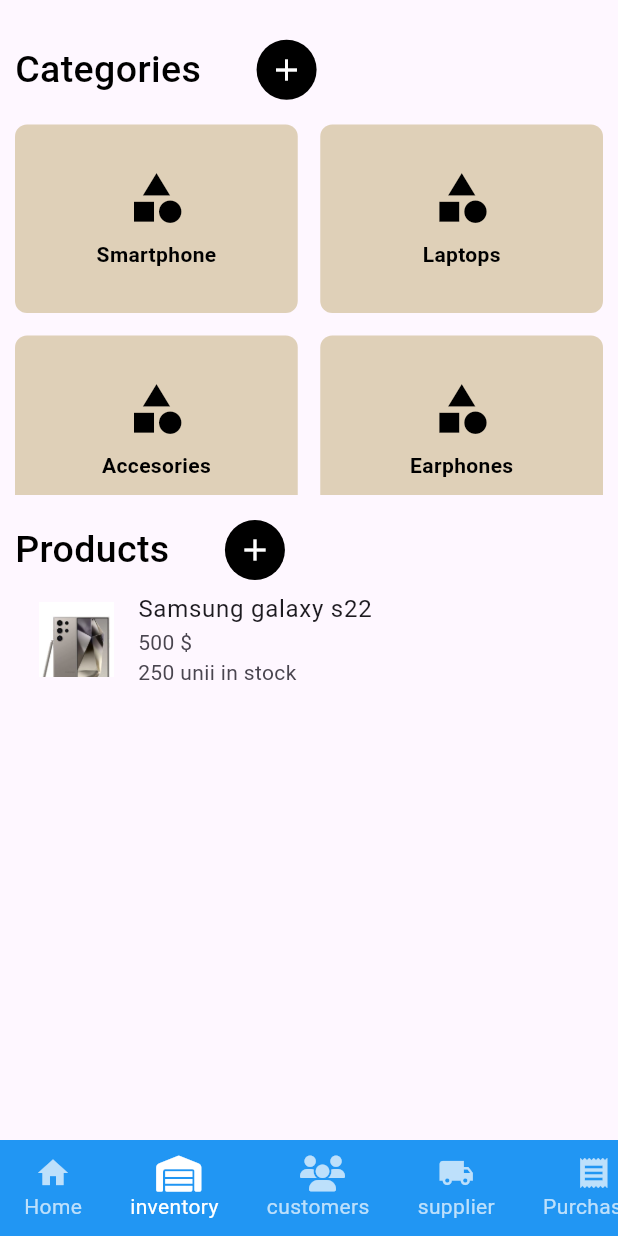
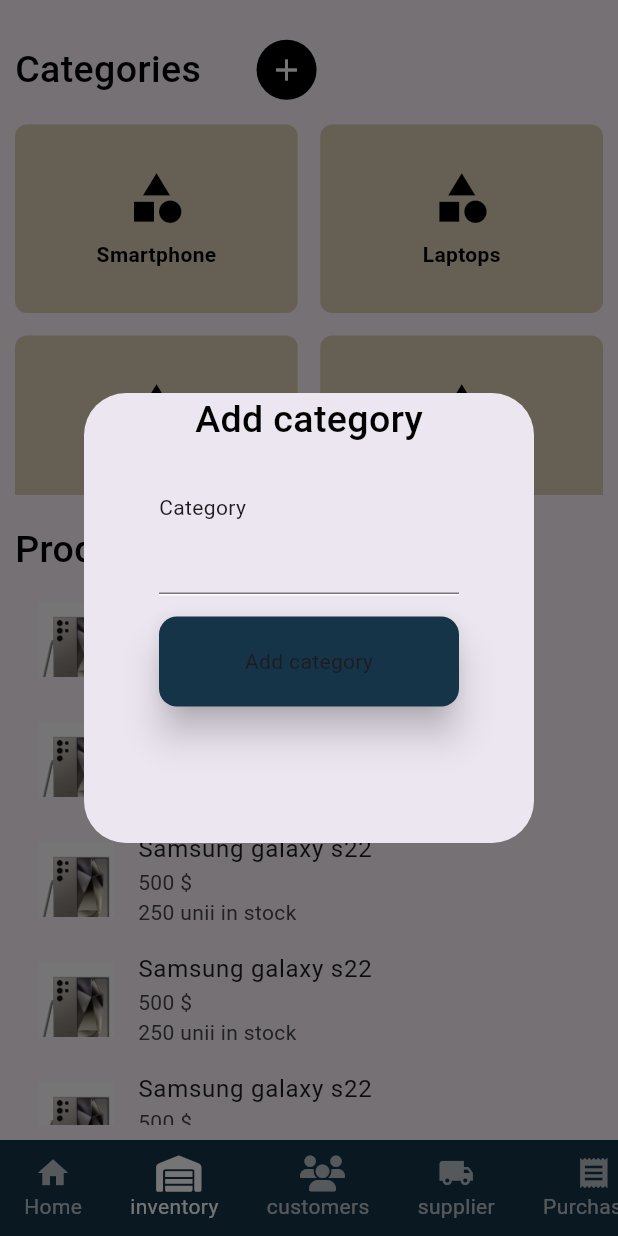
Before and after one commit to SuhailJafrinmk/trato_inventory_management, a Flutter app: the HomeScreen screen opened by its route, after a tap on "inventory", after a tap on the "add" icon, on a phone screen of 412 x 824 dp. Run offline on Flutter 3.47's test engine with Material 3 defaults, Android fonts, the phone set to English and light mode, and no system bars; our stand-ins replace carousel_slider, flutter_onboarding_slider, flutter_svg, font_awesome_flutter.

Commit message:
added customer page

```diff
--- /dev/null
+++ b/lib/features/customer/presentation/customer_page.dart
@@ -0,0 +1,38 @@
+import 'package:flutter/material.dart';
+import 'package:trato_inventory_management/utils/constants/text_styles.dart';
+import 'package:trato_inventory_management/widgets/customer_tile.dart';
+
+class CustomerPage extends StatelessWidget {
+  const CustomerPage({super.key});
+
+  @override
+  Widget build(BuildContext context) {
+    final size=MediaQuery.of(context).size;
+    return SafeArea(child: Column(
+      children: [
+        SizedBox(height: size.height*.01,),
+        Text('Customers',style: categoryTitle,),
+        SizedBox(
+          height: size.height*.75,
+          width: size.width,
+          child: ListView(
+            padding: EdgeInsets.symmetric(vertical: 10),
+            children:<Widget> [
+              CustomerTile(),
+              CustomerTile(),
+               CustomerTile(),
+              CustomerTile(),
+               CustomerTile(),
+              CustomerTile(),
+               CustomerTile(),
+              CustomerTile(),
+               CustomerTile(),
+              CustomerTile(),
+            ],
+          )),
+        ElevatedButton(onPressed: (){}, child: Text('Add customer')),
+      ],
+    )
+    );
+  }
+}
--- a/lib/features/home_screen/presentation/home_screen.dart
+++ b/lib/features/home_screen/presentation/home_screen.dart
@@ -3,8 +3,10 @@ import 'package:flutter/material.dart';
 import 'package:font_awesome_flutter/font_awesome_flutter.dart';
 import 'package:trato_inventory_management/features/addproduct/presentation/add_product.dart';
 import 'package:trato_inventory_management/features/addstore/presentation/add_store.dart';
+import 'package:trato_inventory_management/features/customer/presentation/customer_page.dart';
 import 'package:trato_inventory_management/features/inventory/presentation/inventory_page.dart';
 import 'package:trato_inventory_management/features/product_details/presentation/product_details.dart';
+import 'package:trato_inventory_management/utils/constants/colors.dart';
 import 'package:trato_inventory_management/utils/constants/image_links.dart';
 import 'package:trato_inventory_management/utils/constants/navigation_items_list.dart';
 import 'package:trato_inventory_management/utils/constants/text_styles.dart';
@@ -31,6 +33,7 @@ class _HomeScreenState extends State<HomeScreen> {
   Widget build(BuildContext context) {
     return Scaffold(
       bottomNavigationBar: ScrollableBottomNavigationBar(
+        backgroundColor: AppColors.primaryColor,
         items: navigationItems,
         selectedIndex: selectedIndex,
          onItemTapped: (index){
@@ -49,7 +52,7 @@ class _HomeScreenState extends State<HomeScreen> {
           children: [
             HomeFirst(),
             InventoryPage(),
-            AddStorePage(),
+            CustomerPage(),
             ProductDetails(),
             HomeFirst(),
           ],
--- a/lib/features/inventory/presentation/inventory_page.dart
+++ b/lib/features/inventory/presentation/inventory_page.dart
@@ -1,6 +1,9 @@
 import 'package:flutter/material.dart';
+import 'package:trato_inventory_management/utils/constants/colors.dart';
 import 'package:trato_inventory_management/utils/constants/text_styles.dart';
+import 'package:trato_inventory_management/widgets/app_textfield.dart';
 import 'package:trato_inventory_management/widgets/category_grid.dart';
+import 'package:trato_inventory_management/widgets/custom_button.dart';
 import 'package:trato_inventory_management/widgets/product_tile.dart';
 
 class InventoryPage extends StatelessWidget {
@@ -21,7 +24,13 @@ class InventoryPage extends StatelessWidget {
               CircleAvatar(
                 radius: 20,
                 backgroundColor: Colors.black,
-                child: IconButton(onPressed: (){}, icon: Icon(Icons.add,color: Colors.white,))),
+                child: IconButton(onPressed: (){
+                  print('clicked add button');
+                  show_dialogue(context);
+                  // showDialog(context: context, builder: (context){
+                  //   return CategoryModal();
+                  // });
+                }, icon: Icon(Icons.add,color: Colors.white,))),
             ],
           ),
           SizedBox(height: size.height*.02,),
@@ -50,7 +59,7 @@ class InventoryPage extends StatelessWidget {
           Row(
             children: [
               Text('Products',style: categoryTitle,),
-                 SizedBox(width: size.width*.09,),
+                 SizedBox(width: size.width*.15,),
                CircleAvatar(
                 radius: 20,
                 backgroundColor: Colors.black,
@@ -61,6 +70,11 @@ class InventoryPage extends StatelessWidget {
             child: ListView(
               children: [
                 ProductTile(),
+                ProductTile(),
+                ProductTile(),
+                ProductTile(),
+                ProductTile(),
+                ProductTile(),
               ],
             ),
           ),
@@ -69,3 +83,23 @@ class InventoryPage extends StatelessWidget {
     );
   }
 }
+
+void show_dialogue(BuildContext context){
+  showDialog(context: context, builder: (context){
+   return Dialog(
+    child: SizedBox(
+      height: 300,
+      width: 300,
+      child: Column(
+        children: [
+          Text('Add category',style: categoryTitle,),
+          SizedBox(height: 20,),
+          AppTextfield(labelText: 'Category', width: 200, padding: 10, obscureText: false),
+          CustomButton(height: 60, width: 200, elevation: 10, color: AppColors.primaryColor, radius: 10,child: Text('Add category'),),
+
+        ],
+      ),
+    ),
+   );
+  });
+}
--- a/lib/features/login/presentation/login_screen.dart
+++ b/lib/features/login/presentation/login_screen.dart
@@ -90,7 +90,9 @@ class _LoginScreenState extends State<LoginScreen> {
                                 width: size.width*.7,
                                 padding: 20),
                               SizedBox(height: size.height*.04,),
-                              CustomButton(height: size.height*.06,
+                              CustomButton(
+                                onTap: () => Navigator.pushNamed(context, 'home_screen'),
+                                height: size.height*.06,
                                  width: size.width*.70,
                                  elevation: 0,
                                  color: AppColors.secondaryColor,
--- a/lib/features/product_details/presentation/product_details.dart
+++ b/lib/features/product_details/presentation/product_details.dart
@@ -61,7 +61,7 @@ class ProductDetails extends StatelessWidget {
                             Text('Selling price:100000',style: productDescription,),
                             Text('Available 8 units',style: productDescription,),
                             SizedBox(height: size.height*.02,),
-                            CustomButton(height: size.height*.075, width: size.width*.7, elevation: 5, color: AppColors.primaryColor, radius: 10,child: Text('Close',style: buttonText,),)
+                            CustomButton(height: size.height*.075, width: size.width*.7, elevation: 5, color: AppColors.primaryColor, radius: 10,child: Text('Close',style: buttonText,),onTap: (){},)
                           ],
                         ),
                        ),
--- a/lib/features/register/presentation/signup.dart
+++ b/lib/features/register/presentation/signup.dart
@@ -101,7 +101,9 @@ class _SignupScreenState extends State<SignupScreen> {
                                   padding: 20,
                                   suffixIcon: AppIcons.visibility,
                                   ),
-                              CustomButton(height: size.height*.06, width: size.width*.70, elevation: 0, color: AppColors.secondaryColor, radius: 20,child: Text('Submit',style: buttonText,),),
+                              CustomButton(
+                                onTap:() => Navigator.pushNamed(context, 'login'),
+                                height: size.height*.06, width: size.width*.70, elevation: 0, color: AppColors.secondaryColor, radius: 20,child: Text('Submit',style: buttonText,),),
                               ],
                           ),
                         ),
--- a/lib/main.dart
+++ b/lib/main.dart
@@ -1,5 +1,6 @@
 import 'package:flutter/material.dart';
-import 'package:trato_inventory_management/features/home_screen/presentation/home_screen.dart';
+import 'package:trato_inventory_management/features/onboarding/presentation/onboarding.dart';
+import 'package:trato_inventory_management/features/splash_screen/splash_screen.dart';
 import 'package:trato_inventory_management/utils/constants/colors.dart';
 import 'package:trato_inventory_management/utils/routes/routes.dart';
 void main(){
@@ -18,7 +19,7 @@ class MyApp extends StatelessWidget {
         )
       ),
       debugShowCheckedModeBanner: false,
-     home:HomeScreen()
+     home:SplashScreen(),
     );
   }
 }
--- /dev/null
+++ b/lib/widgets/customer_tile.dart
@@ -0,0 +1,24 @@
+import 'package:flutter/material.dart';
+import 'package:flutter_svg/flutter_svg.dart';
+import 'package:font_awesome_flutter/font_awesome_flutter.dart';
+
+class CustomerTile extends StatelessWidget {
+  const CustomerTile({super.key});
+
+  @override
+  Widget build(BuildContext context) {
+    return  ListTile(
+      leading: CircleAvatar(
+        child: Icon(FontAwesomeIcons.user),
+      ),
+      title: Text('Suhail jafrin'),
+      subtitle: Column(
+        crossAxisAlignment: CrossAxisAlignment.start,
+        children: [
+          Text('Trivandrum'),
+          Text('suhail@gmail.com'),
+        ],
+      ),
+    );
+  }
+}
--- a/lib/widgets/product_tile.dart
+++ b/lib/widgets/product_tile.dart
@@ -1,5 +1,4 @@
 import 'package:flutter/material.dart';
-import 'package:trato_inventory_management/models/product_model.dart';
 import 'package:trato_inventory_management/utils/constants/image_links.dart';
 
 class ProductTile extends StatelessWidget {
@@ -8,6 +7,7 @@ List <DropdownMenuItem<dynamic>> dropdownItems=[DropdownMenuItem(child: Text('De
   @override
   Widget build(BuildContext context) {
     return ListTile(
+      onTap: () => Navigator.pushNamed(context, 'product_details'),
       leading: Container(
         height: 50,
         width: 50,
```
Also changed, not shown: lib/features/onboarding/presentation/onboarding.dart (+26 -15 lines), lib/features/splash_screen/splash_screen.dart (+9 -1 lines), lib/utils/constants/text_styles.dart (+7 -0 lines), lib/widgets/category_modal.dart (added, +24 -0 lines), assets/images/added_latest_inventory_svg.svg (added), assets/images/inventory_management_vector.svg (added), assets/images/latest_added_inventory_management.svg (added).
